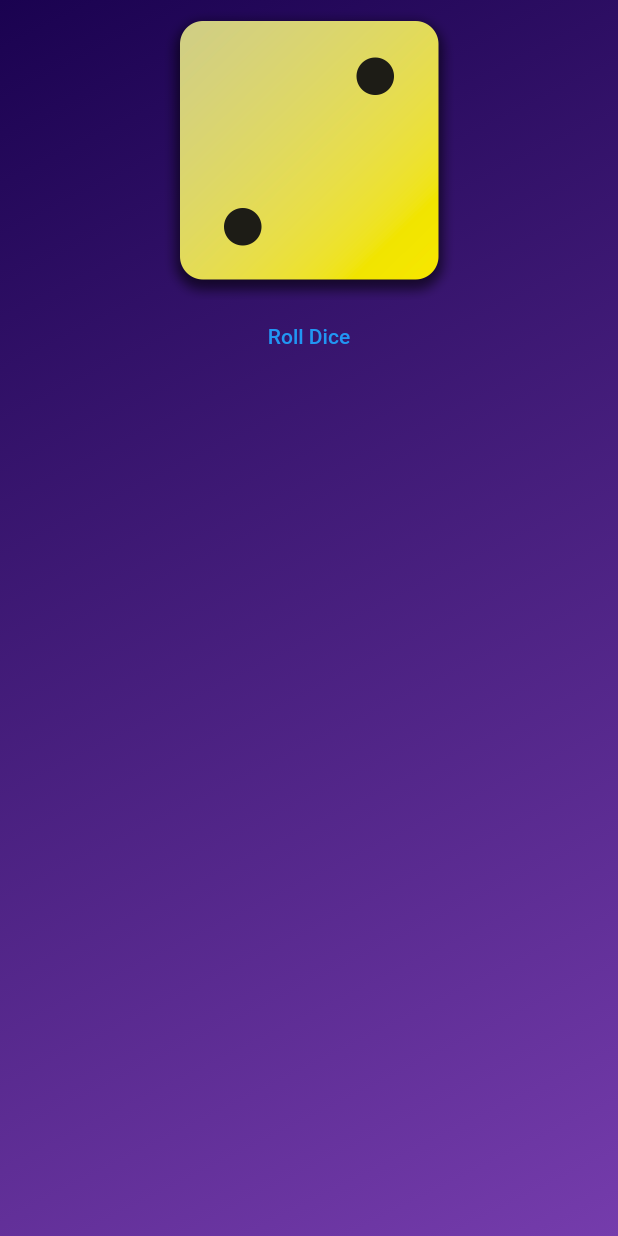
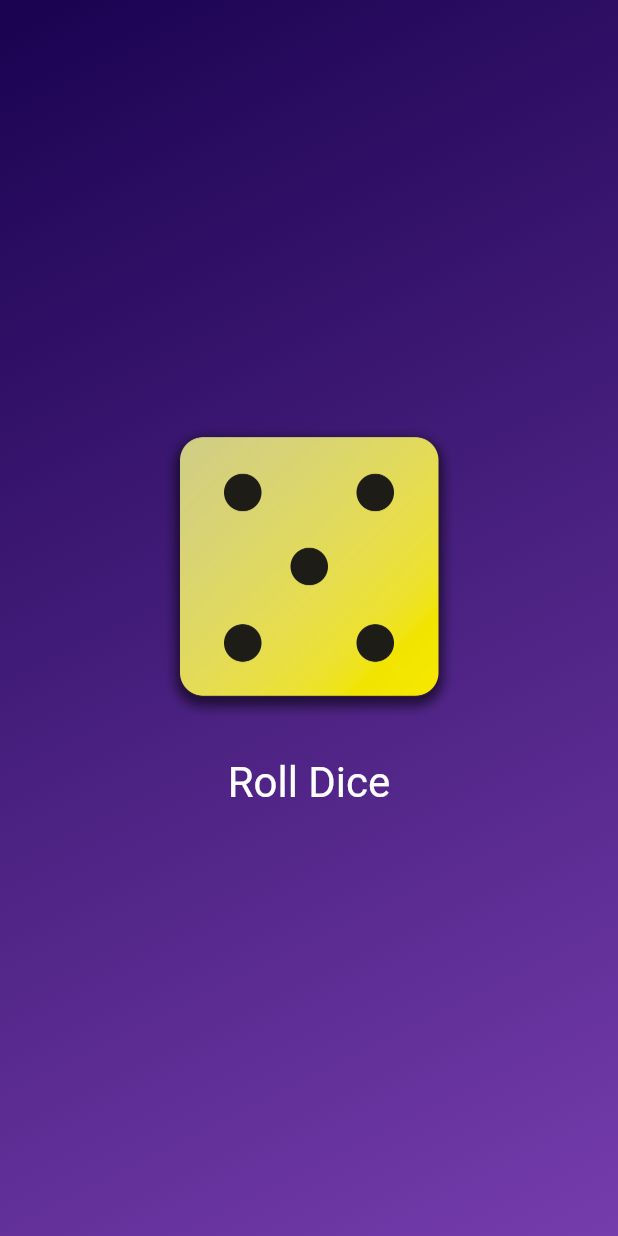
Before and after one commit to deepBn/flutter_tutorial, a Flutter app: the screen it shows after launch, after a tap on "Roll Dice", on a phone screen of 412 x 824 dp. Run offline on Flutter 3.47's test engine with Material 2 defaults, Android fonts, the light colour scheme and no system bars.

Commit message:
Added state to create dice roll

```diff
--- /dev/null
+++ b/lib/dice_roller.dart
@@ -0,0 +1,49 @@
+import 'dart:math';
+import 'package:flutter/material.dart';
+
+class DiceRoller extends StatefulWidget {
+  const DiceRoller({super.key});
+
+  @override
+  State<DiceRoller> createState() {
+    return _DiceRollerState();
+  }
+}
+
+class _DiceRollerState extends State<DiceRoller> {
+  final randomizer = Random();
+  var currentDiceRoll = 2;
+
+  void rollDice() {
+    setState(() {
+      currentDiceRoll = randomizer.nextInt(6) + 1;
+    });
+  }
+
+  @override
+  Widget build(context) {
+    return Column(
+      mainAxisSize: MainAxisSize.min,
+      children: [
+        Image.asset(
+          'assets/images/dice-$currentDiceRoll.png',
+          width: 200,
+        ),
+        const SizedBox(
+          width: 20,
+          height: 20,
+        ),
+        TextButton(
+          onPressed: rollDice,
+          style: TextButton.styleFrom(
+            foregroundColor: Colors.white,
+            textStyle: const TextStyle(
+              fontSize: 28,
+            ),
+          ),
+          child: const Text('Roll Dice'),
+        ),
+      ],
+    );
+  }
+}
--- a/lib/gradient_container.dart
+++ b/lib/gradient_container.dart
@@ -1,4 +1,5 @@
 import 'package:flutter/material.dart';
+import 'package:flutter_tutorial/dice_roller.dart';
 
 const startAlignment = Alignment.topLeft;
 const endAlignment = Alignment.bottomRight;
@@ -7,8 +8,6 @@
   const GradientContainer({super.key, required this.colors});
 
   final List<Color> colors;
-
-  void rollDice() {}
 
   @override
   Widget build(context) {
@@ -20,19 +19,8 @@
           end: endAlignment,
         ),
       ),
-      child: Center(
-        child: Column(
-          children: [
-            Image.asset(
-              'assets/images/dice-2.png',
-              width: 200,
-            ),
-            TextButton(
-              onPressed: rollDice,
-              child: const Text('Roll Dice'),
-            ),
-          ],
-        ),
+      child: const Center(
+        child: DiceRoller(),
       ),
     );
   }
```
